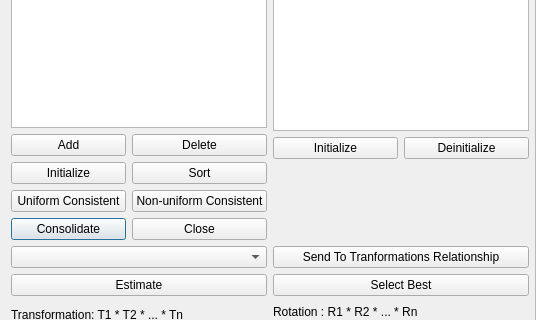
First picture: the form in ui/GlobalRegistrationDialog.ui, repository Tonsty/Registar, before the edit; both pictures show x 0 to 547 and y 98 to 418 of the 849 by 856 pixel window.
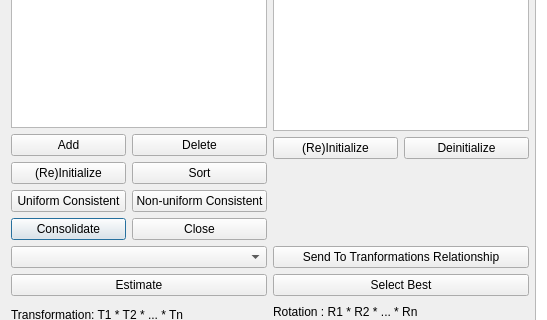
Second picture: the form after the edit. Icons and pictures are not drawn.

Patch:
```diff
--- a/ui/GlobalRegistrationDialog.ui
+++ b/ui/GlobalRegistrationDialog.ui
@@ -70,7 +70,7 @@
            <item row="1" column="0">
             <widget class="QPushButton" name="initializeCyclePushButton">
              <property name="text">
-              <string>Initialize</string>
+              <string>(Re)Initialize</string>
              </property>
             </widget>
            </item>
@@ -163,7 +163,7 @@
            <item row="0" column="0">
             <widget class="QPushButton" name="initializePairPushButton">
              <property name="text">
-              <string>Initialize</string>
+              <string>(Re)Initialize</string>
              </property>
             </widget>
            </item>
```
